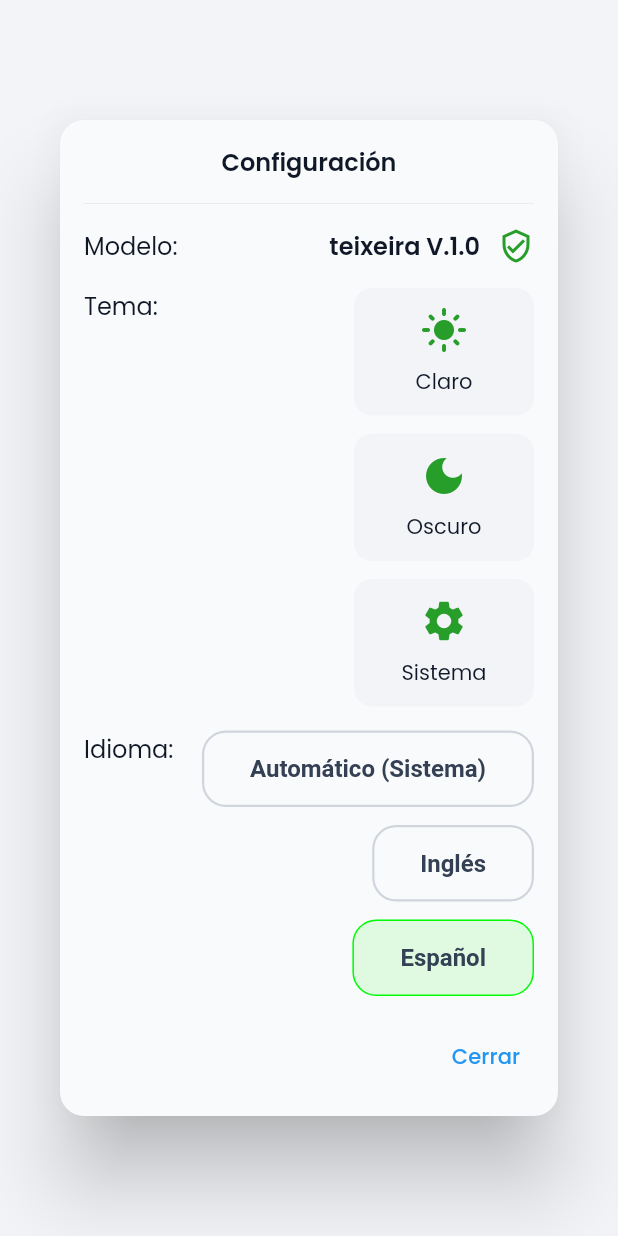
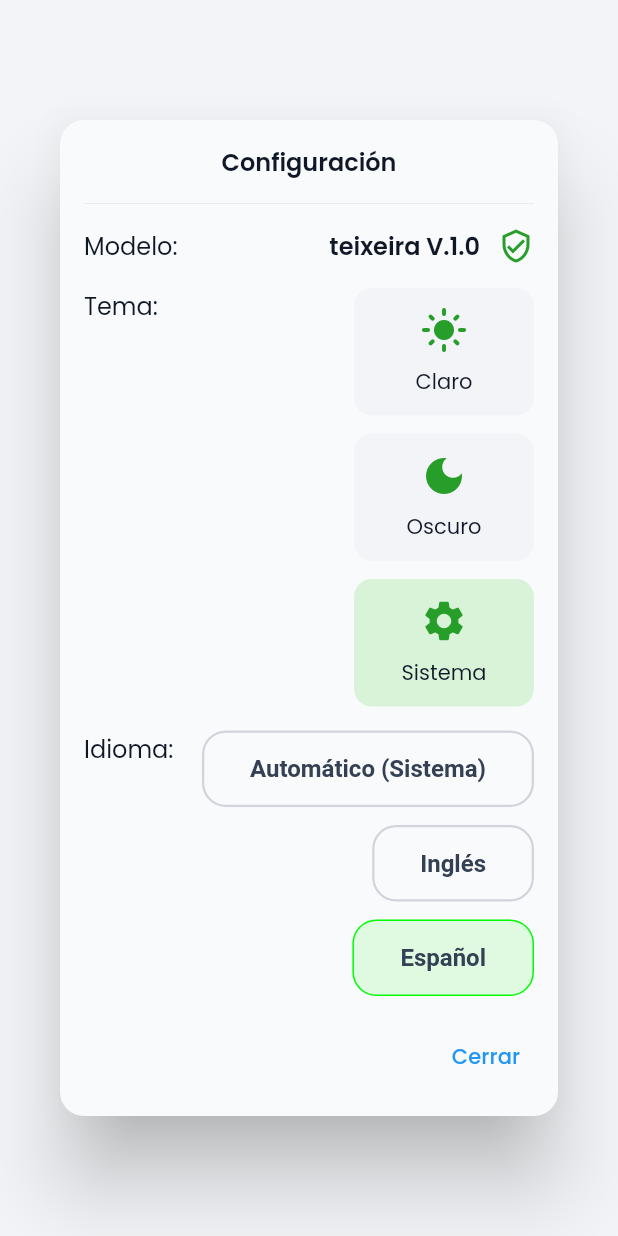
Before and after one commit to Teixeira49/portafolio, a Flutter app: the SettingsDialog widget shown alone on an empty page, opened directly, after a tap on "Spanish", on a phone screen of 412 x 824 dp. Run offline on Flutter 3.47's test engine with Material 3 defaults, Android fonts, the phone set to English and light mode, and no system bars; our stand-ins replace equatable, flutter_bloc, flutter_svg, gap, get_it, google_fonts and 1 more; generated files the repository leaves out were written again.

Commit message:
Impl theme switching logic
The changes include:
- Updated `_ThemeOptionButton` to support selection state and `onTap` callbacks for specific theme modes.
- Modified `SettingsModal` to wire up theme selection buttons (Light, Dark, System) to the `AppProvider`.
- Enhanced `AppProvider` to manage `ThemeMode` state, including `setThemeMode` and `toggleTheme` methods.
- Updated `AppTheme.theme` to accept an optional brightness parameter.
- Configured `MaterialApp` in `main.dart` to use the dynamic `themeMode` and separate light/dark themes.

```diff
--- a/lib/main.dart
+++ b/lib/main.dart
@@ -27,7 +27,9 @@ class MyApp extends StatelessWidget {
             return MaterialApp(
               title: Constants.appName,
               debugShowCheckedModeBanner: false,
-              theme: AppTheme.theme(context),
+              theme: AppTheme.theme(context, Brightness.light),
+              themeMode: appProvider.themeMode,
+              darkTheme: AppTheme.theme(context, Brightness.dark),
               supportedLocales: AppLocalizations.supportedLocales,
               localizationsDelegates: const [
                 AppLocalizations.delegate,
--- a/lib/src/core/theme/app_theme.dart
+++ b/lib/src/core/theme/app_theme.dart
@@ -3,8 +3,8 @@ import 'package:flutter/material.dart';
 import '../variables/variables.dart';
 
 class AppTheme {
-  static ThemeData theme(BuildContext context) {
-    final brightness = Theme
+  static ThemeData theme(BuildContext context, Brightness? myBrightness) {
+    final brightness = myBrightness ?? Theme
         .of(context)
         .brightness;
 
--- a/lib/src/features/settings/page/settings_modal.dart
+++ b/lib/src/features/settings/page/settings_modal.dart
@@ -32,16 +32,32 @@ class SettingsDialog extends StatelessWidget {
               sectionTitle: context.l10n.settingsPageThemeLabel,
               sectionRows: [
                 _ThemeOptionButton(
-                  Icons.light_mode,
-                  context.l10n.themeLightLabel,
+                  icon: Icons.light_mode,
+                  currentTheme: appProvider.themeMode,
+                  myTheme: ThemeMode.light,
+                  label: context.l10n.themeLightLabel,
+                  onTap: () {
+                    getIt<AppProvider>().setThemeMode(ThemeMode.light);
+                  },
                 ),
                 _ThemeOptionButton(
-                  Icons.dark_mode,
-                  context.l10n.themeDarkLabel,
+                  icon: Icons.dark_mode,
+                  currentTheme: appProvider.themeMode,
+                  myTheme: ThemeMode.dark,
+                  label: context.l10n.themeDarkLabel,
+                  onTap: () {
+                    getIt<AppProvider>().setThemeMode(ThemeMode.dark);
+                  },
                 ),
+
                 _ThemeOptionButton(
-                  Icons.settings,
-                  context.l10n.themeSystemLabel,
+                  icon: Icons.settings,
+                  currentTheme: appProvider.themeMode,
+                  myTheme: ThemeMode.system,
+                  label: context.l10n.themeSystemLabel,
+                  onTap: () {
+                    getIt<AppProvider>().setThemeMode(ThemeMode.system);
+                  },
                 ),
               ],
             ),
--- a/lib/src/features/settings/widgets/settings_buttons.dart
+++ b/lib/src/features/settings/widgets/settings_buttons.dart
@@ -34,21 +34,30 @@ class _LanguageButton extends StatelessWidget {
 }
 
 class _ThemeOptionButton extends StatelessWidget {
-  const _ThemeOptionButton(this.icon, this.label);
+  const _ThemeOptionButton({
+    required this.icon,
+    required this.label,
+    required this.onTap,
+    required this.currentTheme,
+    required this.myTheme,
+  });
 
   final IconData icon;
   final String label;
+  final ThemeMode currentTheme;
+  final ThemeMode myTheme;
+  final VoidCallback onTap;
 
   @override
   Widget build(BuildContext context) {
     return Material(
-      color: ColorValues.utilityGray100(context),
+      color: currentTheme == myTheme ? ColorValues.bgBrandPrimary(context) : ColorValues.utilityGray100(context),
       borderRadius: BorderRadius.all(Radius.circular(WidthValues.radiusSm)),
       child: InkWell(
-        borderRadius: const BorderRadius.all(Radius.circular(5)),
+        borderRadius: BorderRadius.all(Radius.circular(WidthValues.radiusSm)),
         hoverColor: ColorValues.bgBrandPrimary(context),
         hoverDuration: const Duration(milliseconds: 250),
-        onTap: () {},
+        onTap: onTap,
         child: Container(
           padding: EdgeInsets.symmetric(
             horizontal: WidthValues.padding,
@@ -60,7 +69,12 @@ class _ThemeOptionButton extends StatelessWidget {
             mainAxisSize: MainAxisSize.min,
             children: [
               Icon(icon, size: WidthValues.spacingXl),
-              Text(label, style: ExtendedTextTheme.textSmall(context), overflow: TextOverflow.ellipsis, maxLines: 1),
+              Text(
+                label,
+                style: ExtendedTextTheme.textSmall(context),
+                overflow: TextOverflow.ellipsis,
+                maxLines: 1,
+              ),
             ],
           ),
         ),
```
Also changed, not shown: lib/src/core/providers/app_provider.dart (+17 -0 lines).
